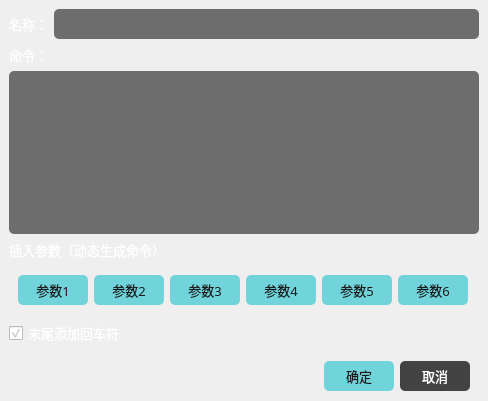
Above: source/addcommondwidget.ui from HuaGouFdog/Fdog-Kit before the change. Below: the same form after it.
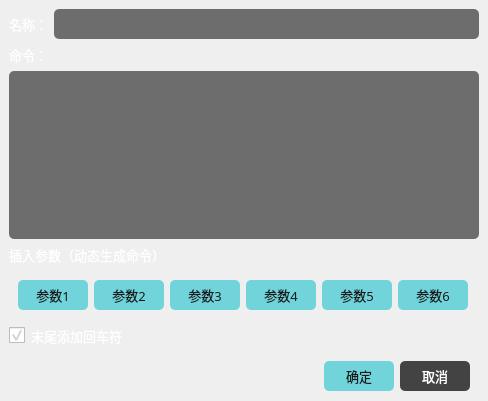
That is the form after the change. Icons and pictures are not drawn.

```diff
--- a/source/addcommondwidget.ui
+++ b/source/addcommondwidget.ui
@@ -366,7 +366,20 @@
          </font>
         </property>
         <property name="styleSheet">
-         <string notr="true">color: rgb(255, 255, 255);</string>
+         <string notr="true">QCheckBox{
+color: rgb(255, 255, 255);
+}
+QCheckBox::indicator{
+	width:16px;
+	height:16px;
+}
+QCheckBox::indicator::unchecked{
+	image:url(:/lib/gouxuan2.png);
+}
+QCheckBox::indicator::checked{
+     image:url(:/lib/gouxuan.png);
+}
+</string>
         </property>
         <property name="text">
          <string>末尾添加回车符</string>
```
